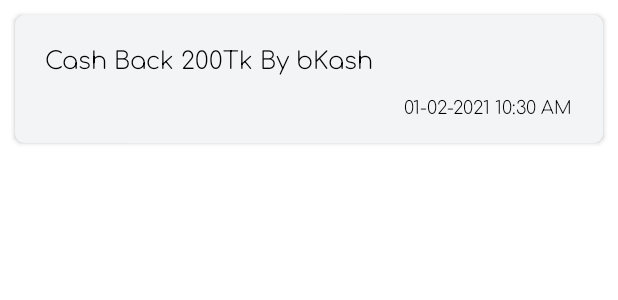
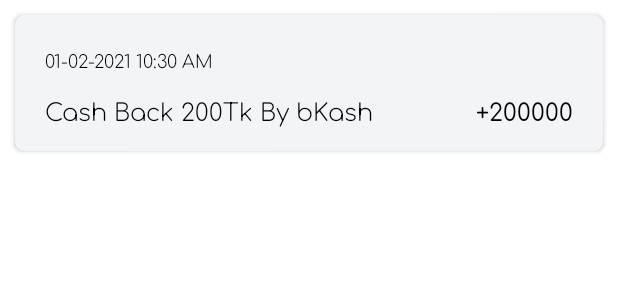
Before and after one commit to prinonbhowmik/Mulven-E-commerce-, an Android app: the layout payment_history_layout_design.xml on its own in the app's theme, with its tools: preview values and no code run, on a phone screen of 412 x 824 dp. Shown: the top 300 px of the screen. Run offline under Robolectric (Android 15) with nearby library versions, the phone set to English and light mode, and no system bars.

Commit message:
payment history and my voucher layout design change

```diff
--- a/app/src/main/res/layout/payment_history_layout_design.xml
+++ b/app/src/main/res/layout/payment_history_layout_design.xml
@@ -14,33 +14,47 @@
 
 
         <TextView
+            android:id="@+id/paymentTime"
+            android:layout_width="wrap_content"
+            android:layout_height="wrap_content"
+            android:layout_marginBottom="5dp"
+            android:layout_marginStart="10dp"
+            android:layout_marginTop="10dp"
+            android:fontFamily="@font/comfortaa_light"
+            android:maxLines="1"
+            android:textColor="@color/black"
+            android:text="01-02-2021 10:30 AM"
+            android:textSize="12sp" />
+        <TextView
             android:id="@+id/paymentDescription"
             android:layout_width="match_parent"
             android:layout_height="wrap_content"
             android:layout_marginStart="10dp"
             android:layout_marginTop="5dp"
             android:layout_marginEnd="10dp"
+            android:layout_below="@+id/paymentTime"
             android:fontFamily="@font/comfortaa_light"
-            android:maxLines="3"
+            android:layout_toStartOf="@id/paymentAmountTV"
+            android:maxLines="2"
             android:lineSpacingExtra="5dp"
             android:textColor="@color/black"
             android:text="Cash Back 200Tk By bKash"
             android:textSize="16sp" />
 
         <TextView
-            android:id="@+id/paymentTime"
+            android:id="@+id/paymentAmountTV"
             android:layout_width="wrap_content"
             android:layout_height="wrap_content"
             android:layout_marginBottom="5dp"
             android:layout_alignParentEnd="true"
-            android:layout_marginTop="10dp"
+            android:layout_marginTop="5dp"
             android:layout_marginEnd="10dp"
-            android:layout_below="@+id/paymentDescription"
-            android:fontFamily="@font/comfortaa_light"
+            android:layout_below="@+id/paymentTime"
+            android:fontFamily="@font/comfortaa"
             android:maxLines="1"
             android:textColor="@color/black"
-            android:text="01-02-2021 10:30 AM"
-            android:textSize="12sp" />
+            android:text="+200000"
+            android:textSize="16sp" />
 
     </RelativeLayout>
 
```
Also changed, not shown: app/src/main/res/layout/activity_gift_voucher.xml (+12 -44 lines).
